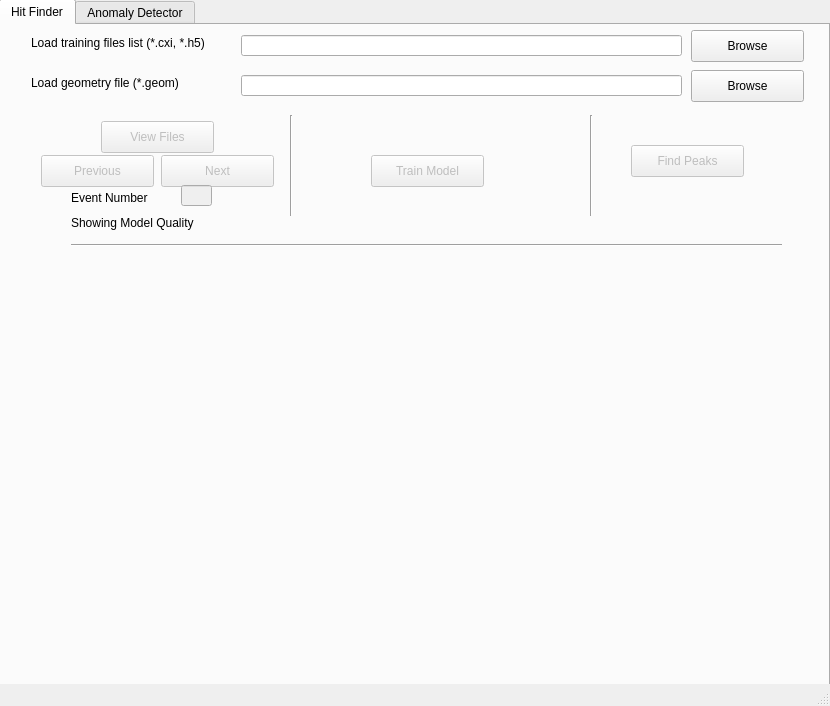
gihankaushyal/PixelAnomalyDetectorTool, file UI/mainWindow-4.ui: the form before one commit.
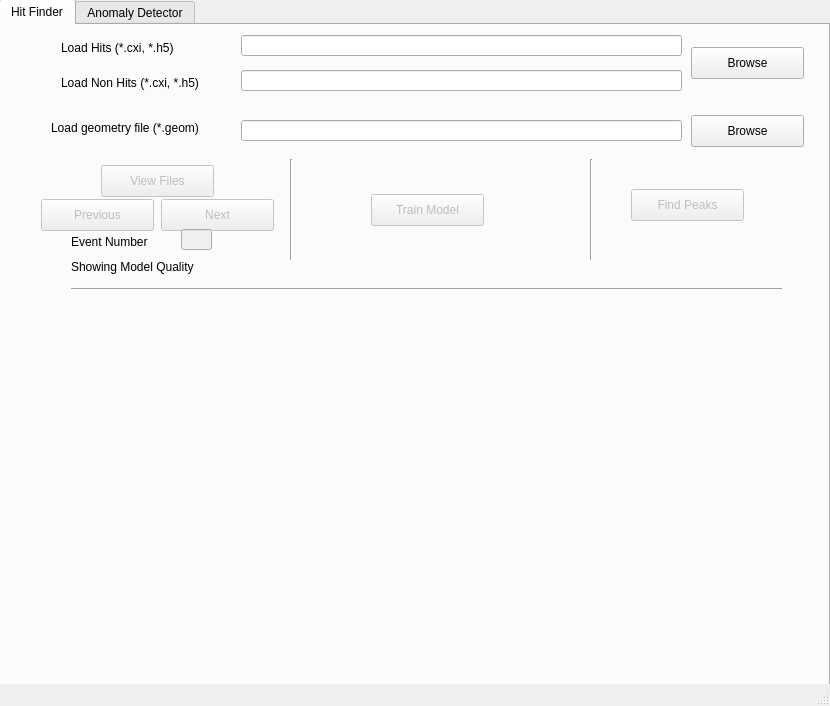
The form after the commit.

Commit message: modifications added to the hit finding tab. Now the hits file list and nonhit file list can be searched with the single browse button.

```diff
--- a/UI/mainWindow-4.ui
+++ b/UI/mainWindow-4.ui
@@ -33,14 +33,14 @@
      <widget class="QLabel" name="label_7">
       <property name="geometry">
        <rect>
-        <x>30</x>
-        <y>10</y>
-        <width>211</width>
+        <x>60</x>
+        <y>15</y>
+        <width>130</width>
         <height>16</height>
        </rect>
       </property>
       <property name="text">
-       <string>Load training files list (*.cxi, *.h5)</string>
+       <string>Load Hits (*.cxi, *.h5)</string>
       </property>
      </widget>
      <widget class="QLineEdit" name="trainingFilesPath">
@@ -57,7 +57,7 @@
       <property name="geometry">
        <rect>
         <x>690</x>
-        <y>5</y>
+        <y>22</y>
         <width>113</width>
         <height>32</height>
        </rect>
@@ -73,7 +73,7 @@
       <property name="geometry">
        <rect>
         <x>100</x>
-        <y>96</y>
+        <y>140</y>
         <width>113</width>
         <height>32</height>
        </rect>
@@ -89,7 +89,7 @@
       <property name="geometry">
        <rect>
         <x>160</x>
-        <y>130</y>
+        <y>174</y>
         <width>113</width>
         <height>32</height>
        </rect>
@@ -105,7 +105,7 @@
       <property name="geometry">
        <rect>
         <x>40</x>
-        <y>130</y>
+        <y>174</y>
         <width>113</width>
         <height>32</height>
        </rect>
@@ -118,7 +118,7 @@
       <property name="geometry">
        <rect>
         <x>280</x>
-        <y>90</y>
+        <y>134</y>
         <width>21</width>
         <height>101</height>
        </rect>
@@ -134,7 +134,7 @@
       <property name="geometry">
        <rect>
         <x>370</x>
-        <y>130</y>
+        <y>169</y>
         <width>113</width>
         <height>32</height>
        </rect>
@@ -147,7 +147,7 @@
       <property name="geometry">
        <rect>
         <x>580</x>
-        <y>90</y>
+        <y>134</y>
         <width>21</width>
         <height>101</height>
        </rect>
@@ -163,7 +163,7 @@
       <property name="geometry">
        <rect>
         <x>630</x>
-        <y>120</y>
+        <y>164</y>
         <width>113</width>
         <height>32</height>
        </rect>
@@ -176,7 +176,7 @@
       <property name="geometry">
        <rect>
         <x>70</x>
-        <y>212</y>
+        <y>256</y>
         <width>711</width>
         <height>16</height>
        </rect>
@@ -189,7 +189,7 @@
       <property name="geometry">
        <rect>
         <x>70</x>
-        <y>190</y>
+        <y>234</y>
         <width>161</width>
         <height>16</height>
        </rect>
@@ -201,9 +201,9 @@
      <widget class="QLabel" name="label_11">
       <property name="geometry">
        <rect>
-        <x>30</x>
-        <y>50</y>
-        <width>211</width>
+        <x>50</x>
+        <y>95</y>
+        <width>180</width>
         <height>16</height>
        </rect>
       </property>
@@ -215,7 +215,7 @@
       <property name="geometry">
        <rect>
         <x>240</x>
-        <y>50</y>
+        <y>95</y>
         <width>441</width>
         <height>21</height>
        </rect>
@@ -225,7 +225,7 @@
       <property name="geometry">
        <rect>
         <x>690</x>
-        <y>45</y>
+        <y>90</y>
         <width>113</width>
         <height>32</height>
        </rect>
@@ -241,7 +241,7 @@
       <property name="geometry">
        <rect>
         <x>180</x>
-        <y>160</y>
+        <y>204</y>
         <width>31</width>
         <height>21</height>
        </rect>
@@ -251,7 +251,7 @@
       <property name="geometry">
        <rect>
         <x>70</x>
-        <y>165</y>
+        <y>209</y>
         <width>101</width>
         <height>16</height>
        </rect>
@@ -260,6 +260,29 @@
        <string>Event Number</string>
       </property>
      </widget>
+     <widget class="QLineEdit" name="nonHitsFilesPath">
+      <property name="geometry">
+       <rect>
+        <x>240</x>
+        <y>45</y>
+        <width>441</width>
+        <height>21</height>
+       </rect>
+      </property>
+     </widget>
+     <widget class="QLabel" name="label_8">
+      <property name="geometry">
+       <rect>
+        <x>60</x>
+        <y>50</y>
+        <width>161</width>
+        <height>16</height>
+       </rect>
+      </property>
+      <property name="text">
+       <string>Load Non Hits (*.cxi, *.h5)</string>
+      </property>
+     </widget>
     </widget>
     <widget class="QWidget" name="tab_2">
      <attribute name="title">
```
Left out of the diff: 4 changed lines with no effect on the pictures.
